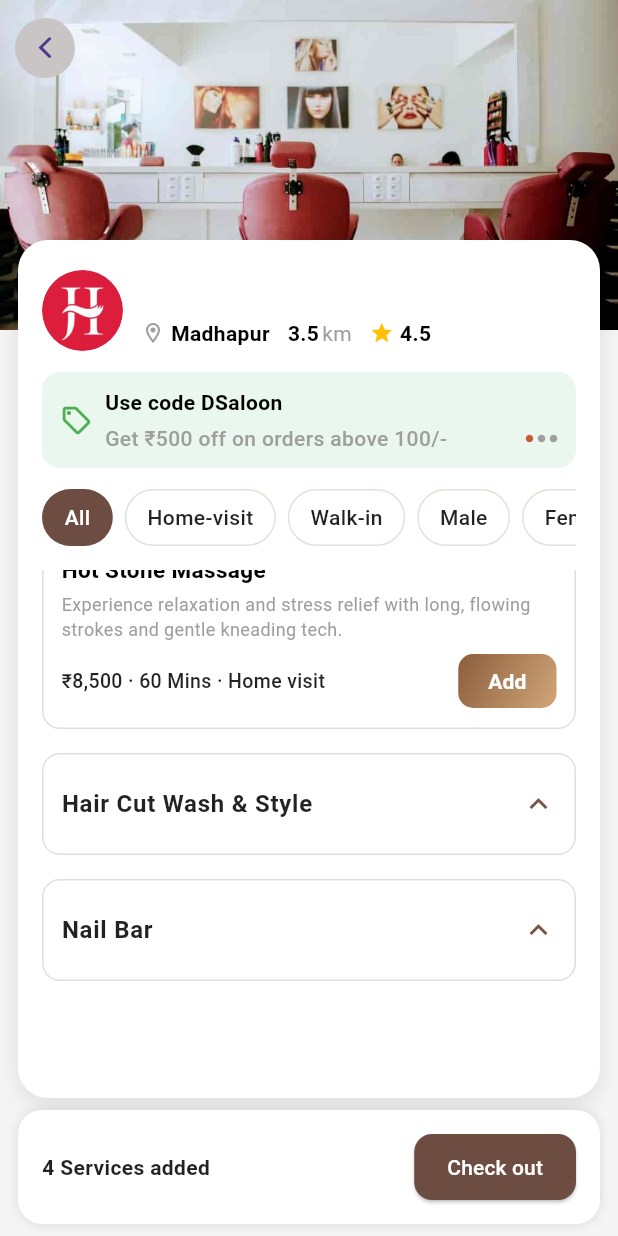
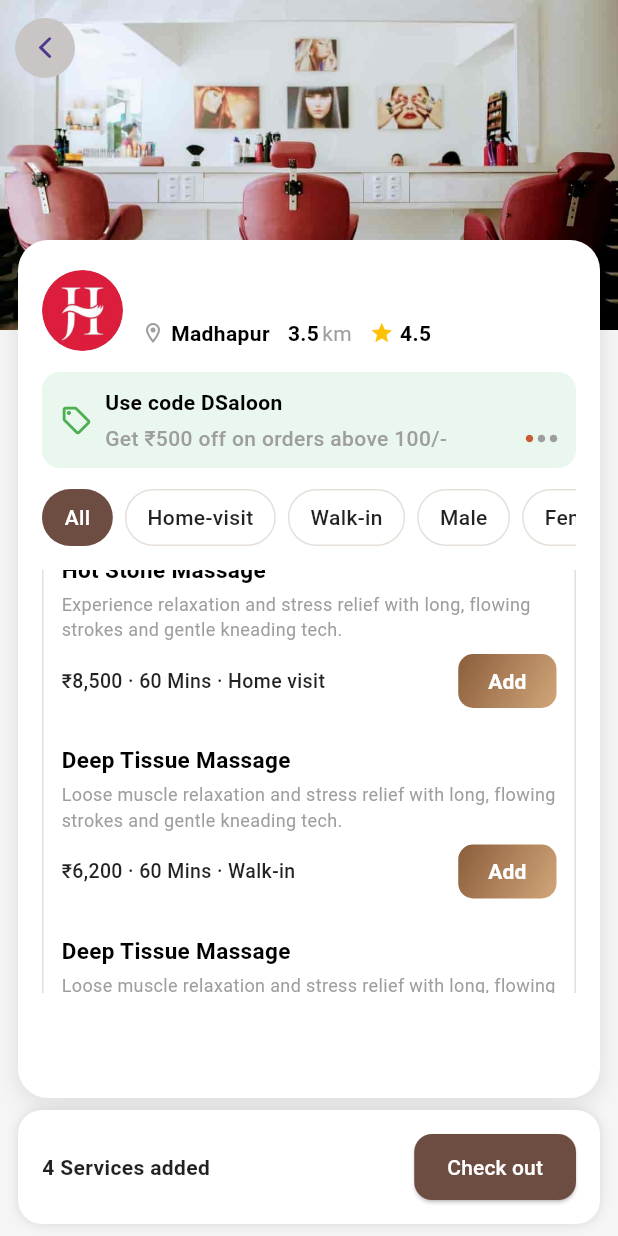
Before and after one commit to NIYASNY/flutter_ui_mockup_main, a Flutter app: the StoreProfilePage screen opened directly with empty values, scrolled down 351 dp, on a phone screen of 412 x 824 dp. Run offline on Flutter 3.47's test engine with Material 3 defaults, Android fonts, the light colour scheme and no system bars; our stand-ins replace flutter_riverpod, go_router, shared_preferences; accounts and stored records are empty.

```diff
--- /dev/null
+++ b/assets/products.json
@@ -0,0 +1,67 @@
+[
+  {
+    "id": "1",
+    "name": "Swedish Massage",
+    "address": "Renew Day Spa",
+    "category": "Massage",
+    "rating": 4.5,
+    "distance": "3.5 km",
+    "offer": "Flat 10% Off above value of 200",
+    "image": "assets/spa1.jpg",
+    "price": 4000,
+    "time": "60 Mins",
+    "type": "Walk-in"
+  },
+  {
+    "id": "2",
+    "name": "Deep Tissue Massage",
+    "address": "Mystical Mantra Spa",
+    "category": "Massage",
+    "rating": 4.4,
+    "distance": "3.2 km",
+    "offer": "",
+    "image": "assets/spa2.jpeg",
+    "price": 6200,
+    "time": "60 Mins",
+    "type": "Walk-in"
+  },
+  {
+    "id": "3",
+    "name": "Hot Stone Massage",
+    "address": "Bodhi Retreat Spa",
+    "category": "Massage",
+    "rating": 4.6,
+    "distance": "4.1 km",
+    "offer": "Flat 10% Off above value of 200",
+    "image": "assets/spa3.jpeg",
+    "price": 8500,
+    "time": "60 Mins",
+    "type": "Home visit"
+  },
+  {
+    "id": "4",
+    "name": "Swedish Massage",
+    "address": "Renew Day Spa",
+    "category": "Massage",
+    "rating": 4.5,
+    "distance": "3.5 km",
+    "offer": "Flat 10% Off above value of 200",
+    "image": "assets/spa1.jpg",
+    "price": 4000,
+    "time": "60 Mins",
+    "type": "Walk-in"
+  },
+  {
+    "id": "5",
+    "name": "Deep Tissue Massage",
+    "address": "Mystical Mantra Spa",
+    "category": "Massage",
+    "rating": 4.4,
+    "distance": "3.2 km",
+    "offer": "",
+    "image": "assets/spa2.jpeg",
+    "price": 6200,
+    "time": "60 Mins",
+    "type": "Walk-in"
+  }
+]
--- /dev/null
+++ b/lib/features/home/data/providers/favourite_provider.dart
@@ -0,0 +1,4 @@
+import 'package:flutter_riverpod/legacy.dart';
+
+// store product ids that are favorited
+final favoriteProvider = StateProvider<Set<String>>((ref) => <String>{});
--- a/lib/features/home/presentation/screens/cart_page.dart
+++ b/lib/features/home/presentation/screens/cart_page.dart
@@ -76,6 +76,20 @@
               ),
               WidgetHelper.buildServiceItem(
                 title: "Hot Stone Massage",
+                subtitle: "For Male",
+                price: "₹6,200",
+                time: "60 Mins",
+                onRemove: () {},
+              ),
+               WidgetHelper.buildServiceItem(
+                title: "Deep Tissue Massage",
+                subtitle: "For Male",
+                price: "₹6,200",
+                time: "60 Mins",
+                onRemove: () {},
+              ),
+               WidgetHelper.buildServiceItem(
+                title: "Deep Tissue Massage",
                 subtitle: "For Male",
                 price: "₹6,200",
                 time: "60 Mins",
--- a/lib/features/home/presentation/screens/store_profile_page.dart
+++ b/lib/features/home/presentation/screens/store_profile_page.dart
@@ -264,6 +264,24 @@
                                         "type": "Home visit",
                                         "added": false
                                       },
+                                      {
+                                        "title": "Deep Tissue Massage",
+                                        "desc":
+                                            "Loose muscle relaxation and stress relief with long, flowing strokes and gentle kneading tech.",
+                                        "price": "₹6,200",
+                                        "time": "60 Mins",
+                                        "type": "Walk-in",
+                                        "added": false
+                                      },
+                                      {
+                                        "title": "Deep Tissue Massage",
+                                        "desc":
+                                            "Loose muscle relaxation and stress relief with long, flowing strokes and gentle kneading tech.",
+                                        "price": "₹6,200",
+                                        "time": "60 Mins",
+                                        "type": "Walk-in",
+                                        "added": false
+                                      },
                                     ],
                                   ),
                                   ServiceSection(
```
Also changed, not shown: lib/features/home/data/providers/cart_provider.dart (added, +79 -0 lines), lib/features/home/data/providers/product_provider.dart (added, +14 -0 lines), lib/features/home/domain/models/cart_items.dart (added, +20 -0 lines), lib/features/home/domain/models/product.dart (added, +55 -0 lines), lib/features/home/presentation/bloc/favourite/favourite_bloc.dart (deleted, +0 -17 lines), lib/features/home/presentation/bloc/favourite/favourite_event.dart (deleted, +0 -19 lines), lib/features/home/presentation/product_provider.dart (added, +48 -0 lines), lib/features/home/presentation/screens/home_list_screen.dart (+124 -96 lines), lib/main.dart (+4 -6 lines), pubspec.yaml (+10 -2 lines), lib/features/home/presentation/bloc/favourite/favourite_state.dart (deleted), pubspec.lock, 1 other file.
